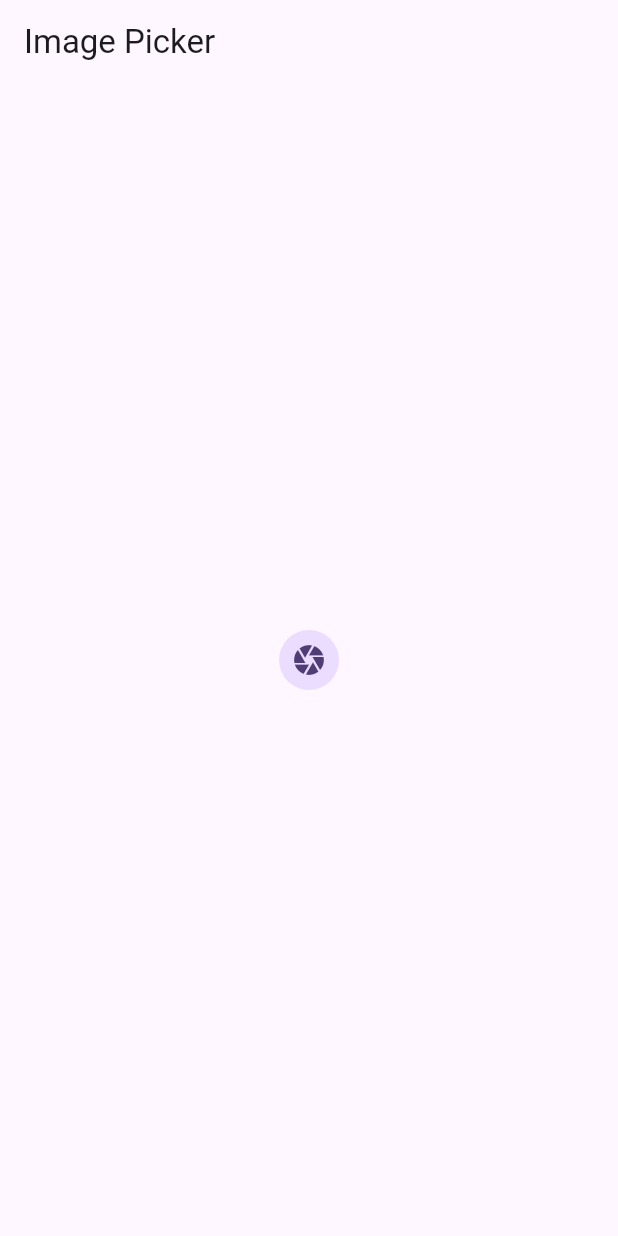
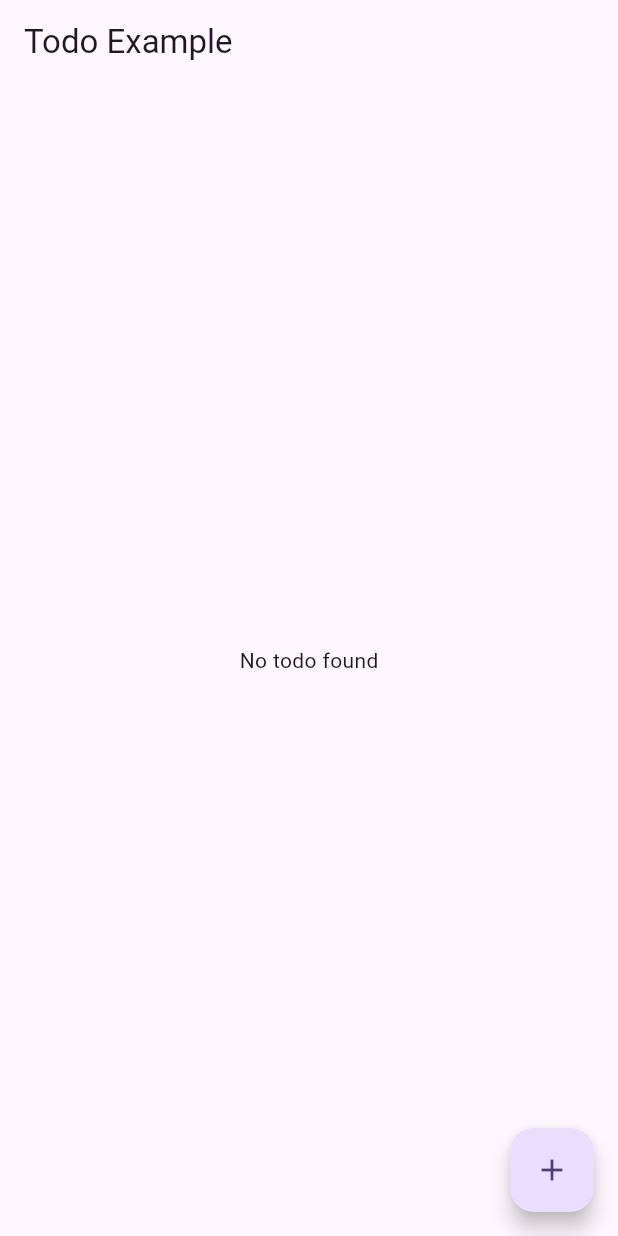
Before and after one commit to henilzadafiya/flutter-bloc_demo, a Flutter app: the screen it shows after launch, on a phone screen of 412 x 824 dp. Run offline on Flutter 3.47's test engine with Material 3 defaults, Android fonts, the phone set to English and light mode, and no system bars; our stand-ins replace bloc, equatable, flutter_bloc, image_picker.

Commit message:
todo add and delete

```diff
--- /dev/null
+++ b/lib/bloc/todo/to_do_bloc.dart
@@ -0,0 +1,22 @@
+import 'package:bloc/bloc.dart';
+import 'package:flutter_block_demo_practice/bloc/todo/to_do_event.dart';
+import 'package:flutter_block_demo_practice/bloc/todo/to_do_state.dart';
+
+class ToDoBloc extends Bloc<ToDoEvent, ToDoState> {
+  final List<String> todosList = [];
+
+  ToDoBloc() : super(ToDoState()) {
+    on<AddToEvent>(_addToDoEvent);
+    on<RemoveToEvent>(_removeToDoEvent);
+  }
+
+  void _addToDoEvent(AddToEvent event, Emitter<ToDoState> emit) {
+    todosList.add(event.task);
+    emit(state.copyWith(todosList: List.from(todosList)));
+  }
+
+  void _removeToDoEvent(RemoveToEvent event , Emitter<ToDoState> emit) {
+    todosList.remove(event.task);
+    emit(state.copyWith(todosList: List.from(todosList)));
+  }
+}
--- /dev/null
+++ b/lib/bloc/todo/to_do_event.dart
@@ -0,0 +1,26 @@
+import 'package:equatable/equatable.dart';
+
+abstract class ToDoEvent extends Equatable {
+  const ToDoEvent();
+}
+
+class AddToEvent extends ToDoEvent {
+
+  final String task;
+
+
+  const AddToEvent({required this.task});
+
+  @override
+  List<Object?> get props => [task];
+}
+
+class RemoveToEvent extends ToDoEvent {
+  final Object task;
+
+  const RemoveToEvent({required this.task});
+
+  @override
+  List<Object?> get props => [task];
+
+}
--- /dev/null
+++ b/lib/bloc/todo/to_do_state.dart
@@ -0,0 +1,15 @@
+import 'package:equatable/equatable.dart';
+
+class ToDoState extends Equatable {
+  final List<String> todosList;
+
+  const ToDoState({this.todosList = const []});
+
+  ToDoState copyWith({List<String>? todosList}) {
+    return ToDoState(todosList: todosList ?? this.todosList);
+  }
+
+  @override
+  // TODO: implement props
+  List<Object?> get props => [todosList];
+}
--- a/lib/main.dart
+++ b/lib/main.dart
@@ -2,10 +2,12 @@
 import 'package:flutter_block_demo_practice/bloc/counter/counter_bloc.dart';
 import 'package:flutter_block_demo_practice/bloc/image_picker/image_picker_bloc.dart';
 import 'package:flutter_block_demo_practice/bloc/switch_example/switch_bloc.dart';
+import 'package:flutter_block_demo_practice/bloc/todo/to_do_bloc.dart';
 import 'package:flutter_block_demo_practice/ui/counter_screen.dart';
 import 'package:flutter_bloc/flutter_bloc.dart';
 import 'package:flutter_block_demo_practice/ui/image_picker/image_picker_screen.dart';
 import 'package:flutter_block_demo_practice/ui/switchexample/switch_example_screen.dart';
+import 'package:flutter_block_demo_practice/ui/todo/todo_screen.dart';
 import 'package:flutter_block_demo_practice/utils/image_picker_utils.dart';
 import 'equatable_testing.dart';
 
@@ -23,7 +25,8 @@
       providers: [
         BlocProvider(create: (context) => CounterBloc(),),
         BlocProvider(create: (context) => SwitchBloc(),),
-        BlocProvider(create: (context) => ImagePickerBloc(ImagePickerUtils()),)
+        BlocProvider(create: (context) => ImagePickerBloc(ImagePickerUtils()),),
+        BlocProvider(create: (context) => ToDoBloc(),)
       ],
       child: MaterialApp(
         title: 'Flutter Demo',
@@ -31,7 +34,7 @@
           colorScheme: ColorScheme.fromSeed(seedColor: Colors.deepPurple),
           useMaterial3: true,
         ),
-        home: ImagePickerScreen(),
+        home: TodoScreen(),
       ),
     );
   }
--- /dev/null
+++ b/lib/ui/todo/todo_screen.dart
@@ -0,0 +1,56 @@
+import 'package:flutter/material.dart';
+import 'package:flutter_bloc/flutter_bloc.dart';
+import 'package:flutter_block_demo_practice/bloc/todo/to_do_bloc.dart';
+import 'package:flutter_block_demo_practice/bloc/todo/to_do_event.dart';
+import 'package:flutter_block_demo_practice/bloc/todo/to_do_state.dart';
+
+class TodoScreen extends StatefulWidget {
+  const TodoScreen({super.key});
+
+  @override
+  State<TodoScreen> createState() => _TodoScreenState();
+}
+
+class _TodoScreenState extends State<TodoScreen> {
+  @override
+  Widget build(BuildContext context) {
+    return Scaffold(
+      appBar: AppBar(
+        title: const Text("Todo Example"),
+      ),
+      body: BlocBuilder<ToDoBloc, ToDoState>(
+        builder: (context, state) {
+          if (state.todosList.isEmpty) {
+            return Center(
+              child: Text("No todo found"),
+            );
+          } else if (state.todosList.isNotEmpty) {
+            return ListView.builder(
+              itemCount: state.todosList.length,
+              itemBuilder: (context, index) {
+                return ListTile(
+                  title: Text("${state.todosList[index]}"),
+                  trailing: IconButton(
+                      onPressed: () {
+                        context.read<ToDoBloc>().add(RemoveToEvent(task: state.todosList[index]));
+                      }, icon: const Icon(Icons.delete)),
+                );
+              },
+            );
+          }
+          else {
+            return const SizedBox();
+          }
+        },
+      ),
+      floatingActionButton: FloatingActionButton(
+        child: Icon(Icons.add),
+        onPressed: () {
+          for (int i = 0; i < 5; i++) {
+            context.read<ToDoBloc>().add(AddToEvent(task:'Task : ' + i.toString()));
+          }
+        },
+      ),
+    );
+  }
+}
```
